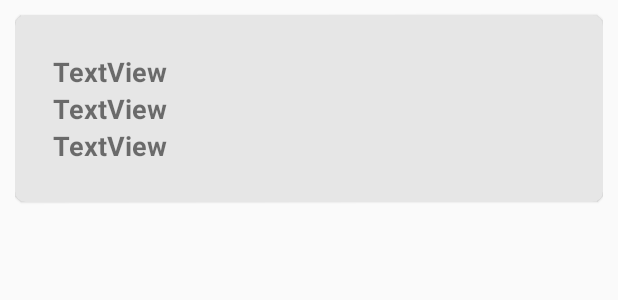
After one commit to Kamal-M-Ali/CSCI-6060-Project-4, an Android app: the layout quiz.xml on its own in the app's theme, with its tools: preview values and no code run, on a phone screen of 412 x 824 dp. The commit adds this screen. Shown: the top 300 px of the screen. Run offline under Robolectric (Android 15) with nearby library versions, the phone set to English and light mode, and no system bars.

Commit message:
"added" view past quizzes still needs testing

```diff
--- a/app/src/main/java/edu/uga/cs/geographyquiz/MainActivity.java
+++ b/app/src/main/java/edu/uga/cs/geographyquiz/MainActivity.java
@@ -36,7 +36,4 @@ public class MainActivity extends MenuActivity {
                 startActivity(new Intent(view.getContext(), ViewActivity.class))
         );
     }
-
-
-
 }
--- a/app/src/main/java/edu/uga/cs/geographyquiz/MenuActivity.java
+++ b/app/src/main/java/edu/uga/cs/geographyquiz/MenuActivity.java
@@ -10,8 +10,8 @@ import android.view.MenuInflater;
 import android.view.MenuItem;
 
 /**
- * A top level class for shared menu options. Child classes should extend this class if they use the
- * same menu options (close app button).
+ * A top level class for shared menu options. Extend this class if the activity uses the same menu
+ * options (close app button).
  */
 public class MenuActivity extends AppCompatActivity {
     @Override
--- /dev/null
+++ b/app/src/main/res/layout/quiz.xml
@@ -0,0 +1,55 @@
+<?xml version="1.0" encoding="utf-8"?>
+<LinearLayout xmlns:android="http://schemas.android.com/apk/res/android"
+    android:layout_width="match_parent"
+    android:layout_height="wrap_content"
+    android:orientation="vertical"
+    android:paddingLeft="10dp"
+    android:paddingRight="10dp">
+
+    <androidx.cardview.widget.CardView xmlns:card_view="http://schemas.android.com/apk/res-auto"
+        android:id="@+id/card_view"
+        android:layout_width="match_parent"
+        android:layout_height="wrap_content"
+        android:layout_marginTop="10dp"
+        android:layout_marginBottom="10dp"
+        card_view:cardBackgroundColor="#e6e6e6"
+        card_view:cardCornerRadius="7dp"
+        card_view:cardElevation="1dp"
+        card_view:cardMaxElevation="1dp"
+        card_view:contentPadding="25dp">
+
+        <LinearLayout
+            android:layout_width="match_parent"
+            android:layout_height="wrap_content"
+            android:layout_weight="1"
+            android:orientation="vertical">
+
+            <TextView
+                android:id="@+id/quizNumber"
+                android:layout_width="match_parent"
+                android:layout_height="wrap_content"
+                android:text="TextView"
+                android:textSize="18sp"
+                android:textStyle="bold" />
+
+            <TextView
+                android:id="@+id/score"
+                android:layout_width="match_parent"
+                android:layout_height="wrap_content"
+                android:text="TextView"
+                android:textSize="18sp"
+                android:textStyle="bold" />
+
+            <TextView
+                android:id="@+id/datetime"
+                android:layout_width="match_parent"
+                android:layout_height="wrap_content"
+                android:text="TextView"
+                android:textSize="18sp"
+                android:textStyle="bold" />
+
+        </LinearLayout>
+
+    </androidx.cardview.widget.CardView>
+
+</LinearLayout>
```
Also changed, not shown: app/src/main/java/edu/uga/cs/geographyquiz/AsyncTask.java (added, +80 -0 lines), app/src/main/java/edu/uga/cs/geographyquiz/GeographyQuizData.java (+63 -6 lines), app/src/main/java/edu/uga/cs/geographyquiz/QuizRecyclerAdapter.java (added, +86 -0 lines), app/src/main/java/edu/uga/cs/geographyquiz/ViewActivity.java (+85 -0 lines), app/src/main/res/layout/activity_view.xml (+10 -4 lines).
